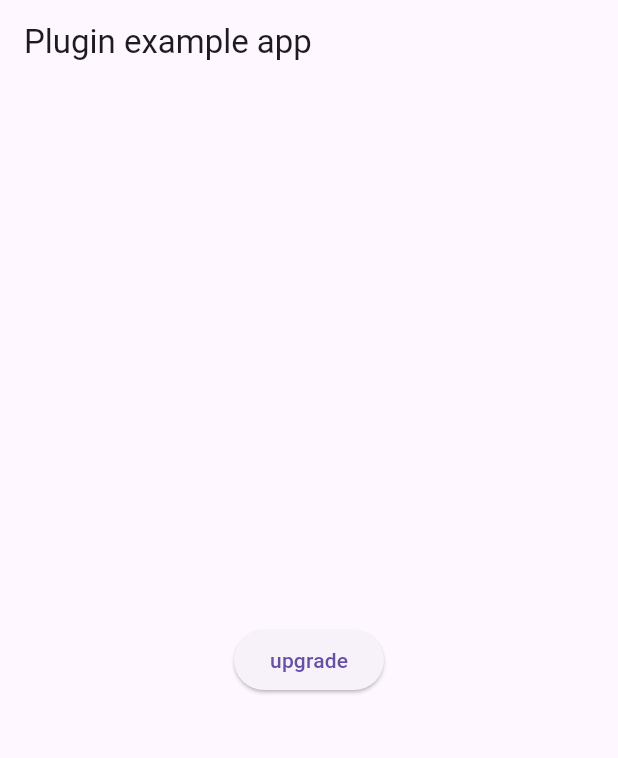
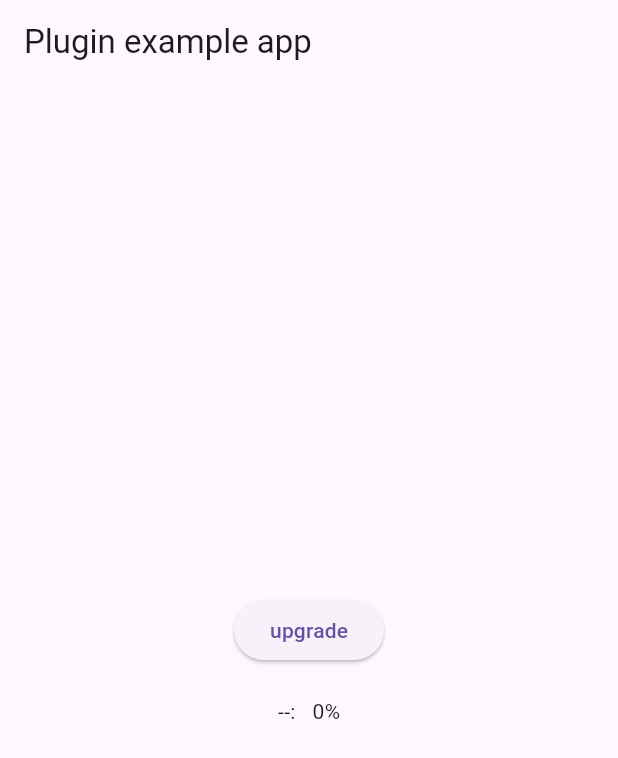
Before and after one commit to cbl16888/flutter_jl_ota, a Flutter app: the screen it shows after launch, after a tap on "upgrade", on a phone screen of 412 x 824 dp. Shown: the top 758 px of the screen. Run offline on Flutter 3.47's test engine with Material 3 defaults, Android fonts, the phone set to English and light mode, and no system bars; our stand-ins replace permission_handler.

Commit message:
wip: 安卓编译运行

```diff
--- a/example/lib/main.dart
+++ b/example/lib/main.dart
@@ -25,6 +25,8 @@ class MyApp extends StatefulWidget {
 class _MyAppState extends State<MyApp> {
   // String _platformVersion = 'Unknown';
   final otaPlugin = FlutterJlOta();
+  int progress = 0;
+  String status = "--";
 
   @override
   void initState() {
@@ -46,7 +48,7 @@ class _MyAppState extends State<MyApp> {
   void startOta() async {
     String deviceUuid = '2B3681AF-B077-297D-D291-FA4A908CE06A'; // 替换为实际 UUID
     if (Platform.isAndroid) {
-      deviceUuid = "C9:EB:4B:A8:52:92";
+      deviceUuid = "38:91:65:21:3A:31";
     }
     print("flutter_ota_log => ${'startOta 执行了'}");
     String ufwPath = await moveFileToLib();
@@ -55,6 +57,10 @@ class _MyAppState extends State<MyApp> {
     // 监听进度和状态
     OtaService.listenToOtaProgress((progress, status) {
       print('OTA Progress: $progress%, Status: $status');
+      setState(() {
+        this.progress = progress;
+        this.status = status;
+      });
       if (status == 'Failed' || status == 'Success') {
         // 可选择取消监听或执行其他逻辑
       }
@@ -97,7 +103,9 @@ class _MyAppState extends State<MyApp> {
                 },
                 child: const Text("upgrade"),
               ),
-            )
+            ),
+            const SizedBox(height: 20,),
+            Text("$status:   $progress%")
           ],
         ),
       ),
```
Also changed, not shown: 5 other files.
